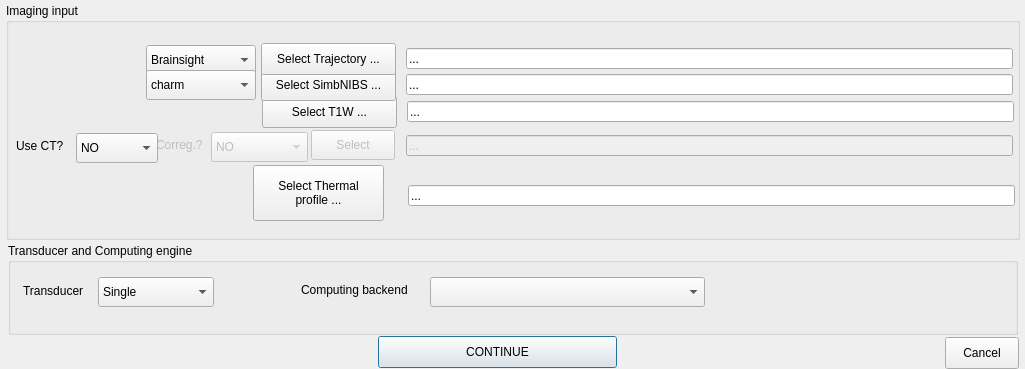
ProteusMRIgHIFU/BabelBrain, file BabelBrain/SelFiles/form.ui: the form before one commit.
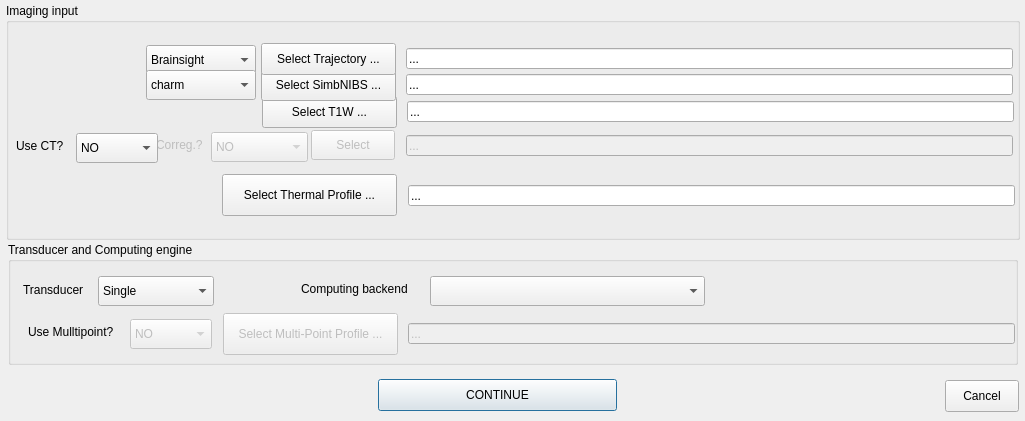
The form after the commit.

Commit message: Now multi point config is decoupled from thermal profile

The edit to the form file:
```diff
--- a/BabelBrain/SelFiles/form.ui
+++ b/BabelBrain/SelFiles/form.ui
@@ -7,7 +7,7 @@
     <x>0</x>
     <y>0</y>
     <width>1025</width>
-    <height>369</height>
+    <height>421</height>
    </rect>
   </property>
   <property name="windowTitle">
@@ -17,7 +17,7 @@
    <property name="geometry">
     <rect>
      <x>378</x>
-     <y>336</y>
+     <y>379</y>
      <width>239</width>
      <height>32</height>
     </rect>
@@ -126,18 +126,17 @@
    <widget class="QPushButton" name="SelTProfilepushButton">
     <property name="geometry">
      <rect>
-      <x>247</x>
-      <y>162</y>
-      <width>131</width>
-      <height>56</height>
+      <x>216</x>
+      <y>171</y>
+      <width>175</width>
+      <height>42</height>
      </rect>
     </property>
     <property name="styleSheet">
      <string notr="true"/>
     </property>
     <property name="text">
-     <string>Select Thermal
-profile ...</string>
+     <string>Select Thermal Profile ...</string>
     </property>
     <property name="autoDefault">
      <bool>false</bool>
@@ -380,9 +379,9 @@
    <property name="geometry">
     <rect>
      <x>8</x>
-     <y>243</y>
+     <y>242</y>
      <width>1010</width>
-     <height>92</height>
+     <height>123</height>
     </rect>
    </property>
    <property name="styleSheet">
@@ -483,12 +482,101 @@
      <string notr="true"/>
     </property>
    </widget>
+   <widget class="QComboBox" name="MultiPointTypecomboBox">
+    <property name="enabled">
+     <bool>false</bool>
+    </property>
+    <property name="geometry">
+     <rect>
+      <x>122</x>
+      <y>77</y>
+      <width>82</width>
+      <height>30</height>
+     </rect>
+    </property>
+    <property name="styleSheet">
+     <string notr="true"/>
+    </property>
+    <item>
+     <property name="text">
+      <string>NO</string>
+     </property>
+    </item>
+    <item>
+     <property name="text">
+      <string>YES</string>
+     </property>
+    </item>
+   </widget>
+   <widget class="QLabel" name="label_4">
+    <property name="geometry">
+     <rect>
+      <x>20</x>
+      <y>82</y>
+      <width>102</width>
+      <height>16</height>
+     </rect>
+    </property>
+    <property name="text">
+     <string>Use Mulltipoint?</string>
+    </property>
+   </widget>
+   <widget class="QLineEdit" name="MultiPointlineEdit">
+    <property name="enabled">
+     <bool>false</bool>
+    </property>
+    <property name="geometry">
+     <rect>
+      <x>400</x>
+      <y>81</y>
+      <width>607</width>
+      <height>21</height>
+     </rect>
+    </property>
+    <property name="styleSheet">
+     <string notr="true"/>
+    </property>
+    <property name="text">
+     <string>...</string>
+    </property>
+    <property name="cursorPosition">
+     <number>3</number>
+    </property>
+    <property name="alignment">
+     <set>Qt::AlignLeading|Qt::AlignLeft|Qt::AlignVCenter</set>
+    </property>
+   </widget>
+   <widget class="QPushButton" name="SelMultiPointProfilepushButton">
+    <property name="enabled">
+     <bool>false</bool>
+    </property>
+    <property name="geometry">
+     <rect>
+      <x>215</x>
+      <y>71</y>
+      <width>175</width>
+      <height>42</height>
+     </rect>
+    </property>
+    <property name="styleSheet">
+     <string notr="true"/>
+    </property>
+    <property name="text">
+     <string>Select Multi-Point Profile ...</string>
+    </property>
+    <property name="autoDefault">
+     <bool>false</bool>
+    </property>
+    <property name="flat">
+     <bool>false</bool>
+    </property>
+   </widget>
   </widget>
   <widget class="QPushButton" name="CancelpushButton">
    <property name="geometry">
     <rect>
      <x>945</x>
-     <y>337</y>
+     <y>380</y>
      <width>74</width>
      <height>32</height>
     </rect>
```
The commit also changes 11 other files.
